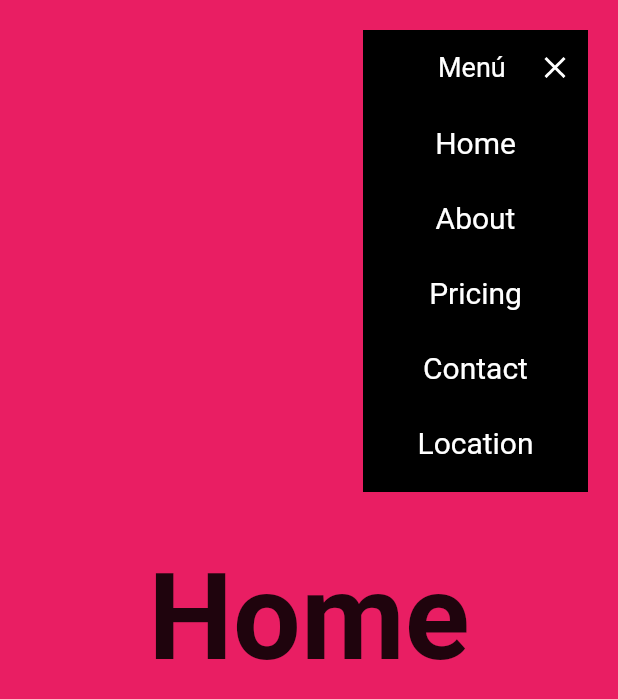
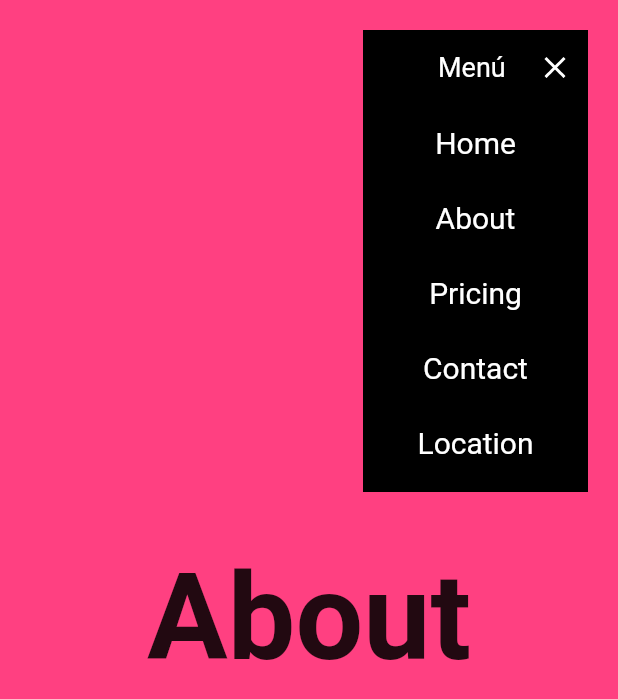
Before and after one commit to Le127/vertical_landing_page_FH, a Flutter app: the screen it shows after launch, after a tap on "Menú", after a tap on "About", on a phone screen of 412 x 824 dp. Shown: the top 699 px of the screen. Run offline on Flutter 3.47's test engine with Material 2 defaults, Android fonts, the phone set to English and light mode, and no system bars; our stand-ins replace animate_do, fluro, google_fonts.

Commit message:
video 54

```diff
--- a/lib/main.dart
+++ b/lib/main.dart
@@ -1,7 +1,28 @@
 import 'package:flutter/material.dart';
+import 'package:provider/provider.dart';
+import 'package:vertical_landing_page/providers/page_provider.dart';
 import 'package:vertical_landing_page/router/router.dart';
 
-void main() => runApp(const MyApp());
+void main() => runApp(const AppState());
+
+class AppState extends StatefulWidget {
+  const AppState({Key? key}) : super(key: key);
+
+  @override
+  State<AppState> createState() => _AppStateState();
+}
+
+class _AppStateState extends State<AppState> {
+  @override
+  Widget build(BuildContext context) {
+    return MultiProvider(
+      providers: [
+        ChangeNotifierProvider(create: (_) => PageProvider()),
+      ],
+      child: const MyApp(),
+    );
+  }
+}
 
 class MyApp extends StatefulWidget {
   const MyApp({Key? key}) : super(key: key);
--- /dev/null
+++ b/lib/providers/page_provider.dart
@@ -0,0 +1,10 @@
+import 'package:flutter/material.dart';
+
+class PageProvider extends ChangeNotifier {
+  PageController scrollController = PageController();
+
+  goTo(int index) {
+    scrollController.animateToPage(index,
+        duration: const Duration(milliseconds: 300), curve: Curves.easeInOut);
+  }
+}
--- a/lib/router/router_handlers.dart
+++ b/lib/router/router_handlers.dart
@@ -2,6 +2,14 @@ import 'package:fluro/fluro.dart';
 import 'package:vertical_landing_page/ui/pages/home_page.dart';
 
 //HomePage
-final Handler homeHandler = Handler(handlerFunc: ((context, parameters) {
-  return const HomePage();
-}));
+final Handler homeHandler = Handler(
+  handlerFunc: ((context, parameters) {
+    final page = parameters['page']!.first;
+
+    if (page != '/') {
+      return const HomePage();
+    }
+    return null;
+
+  }),
+);
--- a/lib/ui/pages/home_page.dart
+++ b/lib/ui/pages/home_page.dart
@@ -1,5 +1,8 @@
 import 'package:flutter/material.dart';
+import 'package:provider/provider.dart';
+import 'package:vertical_landing_page/providers/page_provider.dart';
 import 'package:vertical_landing_page/ui/views/about_view.dart';
+import 'package:vertical_landing_page/ui/views/contact_view.dart';
 import 'package:vertical_landing_page/ui/views/location_view.dart';
 import 'package:vertical_landing_page/ui/views/pricing_view.dart';
 
@@ -44,12 +47,16 @@ class _HomeBody extends StatelessWidget {
 
   @override
   Widget build(BuildContext context) {
+    final pageProvider = Provider.of<PageProvider>(context,listen: false);
+
     return PageView(
+      controller: pageProvider.scrollController,
       scrollDirection: Axis.vertical,
       children: const [
         HomeView(),
         AboutView(),
         PricingView(),
+        ContactView(),
         LocationView(),
       ],
     );
--- a/lib/ui/shared/custom_app_menu.dart
+++ b/lib/ui/shared/custom_app_menu.dart
@@ -1,5 +1,7 @@
 import 'package:flutter/material.dart';
 import 'package:google_fonts/google_fonts.dart';
+import 'package:provider/provider.dart';
+import 'package:vertical_landing_page/providers/page_provider.dart';
 import 'package:vertical_landing_page/ui/shared/custom_menu_item.dart';
 
 class CustomAppMenu extends StatefulWidget {
@@ -23,6 +25,8 @@ class _CustomAppMenuState extends State<CustomAppMenu>
 
   @override
   Widget build(BuildContext context) {
+    final pageProvider = Provider.of<PageProvider>(context, listen: false);
+
     return MouseRegion(
       cursor: SystemMouseCursors.click,
       child: GestureDetector(
@@ -40,14 +44,14 @@ class _CustomAppMenuState extends State<CustomAppMenu>
           child: Column(
             children: [
               _MenuTitle(isOpen: isOpen, controller: controller),
+
               //Items Del Menu
-
               if (isOpen) ...[
-                CustomMenuItem(text: 'Home', onPressed: () {}),
-                CustomMenuItem(text: 'About', onPressed: () {}, delay: 30),
-                CustomMenuItem(text: 'Pricing', onPressed: () {}, delay: 60),
-                CustomMenuItem(text: 'Contact', onPressed: () {}, delay: 90),
-                CustomMenuItem(text: 'Location', onPressed: () {}, delay: 120),
+                CustomMenuItem(text: 'Home', onPressed: () =>pageProvider.goTo(0)),
+                CustomMenuItem(text: 'About', onPressed: () =>pageProvider.goTo(1), delay: 30),
+                CustomMenuItem(text: 'Pricing', onPressed: () =>pageProvider.goTo(2), delay: 60),
+                CustomMenuItem(text: 'Contact', onPressed: () =>pageProvider.goTo(3), delay: 90),
+                CustomMenuItem(text: 'Location', onPressed: () =>pageProvider.goTo(4), delay: 120),
                 const SizedBox(height: 8)
               ]
             ],
--- a/pubspec.yaml
+++ b/pubspec.yaml
@@ -37,6 +37,7 @@ dependencies:
   fluro: ^2.0.3
   google_fonts: ^3.0.1
   animate_do: ^2.1.0
+  provider: ^6.0.3
 
 dev_dependencies:
   flutter_test:
```
Also changed, not shown: pubspec.lock.
